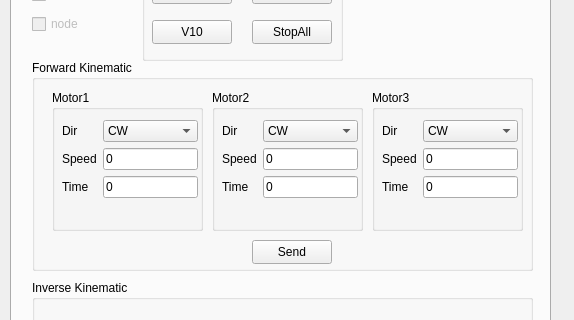
This is form.ui in Bakso14/pyqt_omniwheel as Qt 5 draws it before an edit; both pictures show x 0 to 574 and y 96 to 416 of the 574 by 631 pixel window. The edited form follows.
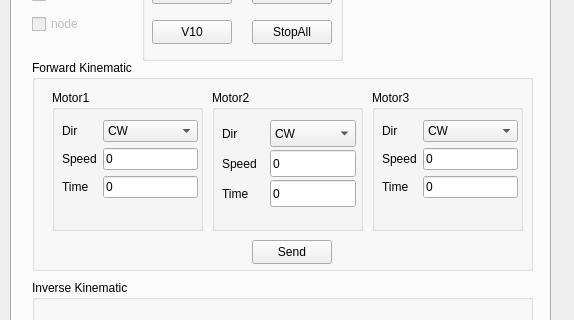
This is the edited form. The open tabs and pages were chosen to show the change.

Commit message: update_form_PC

The edit to the form file:
```diff
--- a/form.ui
+++ b/form.ui
@@ -343,25 +343,15 @@
        <property name="title">
         <string>Motor2</string>
        </property>
-       <widget class="QWidget" name="layoutWidget">
-        <property name="geometry">
-         <rect>
-          <x>10</x>
-          <y>30</y>
-          <width>136</width>
-          <height>95</height>
-         </rect>
-        </property>
-        <layout class="QFormLayout" name="formLayout_2">
-         <item row="0" column="0">
-          <widget class="QLabel" name="label_4">
-           <property name="text">
-            <string>Dir</string>
-           </property>
-          </widget>
-         </item>
-         <item row="0" column="1">
           <widget class="QComboBox" name="motor2_dir">
+        <property name="geometry">
+         <rect>
+          <x>58</x>
+          <y>30</y>
+          <width>86</width>
+          <height>27</height>
+         </rect>
+        </property>
            <item>
             <property name="text">
              <string>CW</string>
@@ -373,36 +363,70 @@
             </property>
            </item>
           </widget>
-         </item>
-         <item row="1" column="0">
+       <widget class="QLabel" name="label_4">
+        <property name="geometry">
+         <rect>
+          <x>10</x>
+          <y>30</y>
+          <width>20</width>
+          <height>27</height>
+         </rect>
+        </property>
+        <property name="text">
+         <string>Dir</string>
+        </property>
+       </widget>
           <widget class="QLabel" name="label_5">
+        <property name="geometry">
+         <rect>
+          <x>10</x>
+          <y>60</y>
+          <width>42</width>
+          <height>27</height>
+         </rect>
+        </property>
            <property name="text">
             <string>Speed</string>
            </property>
           </widget>
-         </item>
-         <item row="1" column="1">
           <widget class="QLineEdit" name="motor2_v">
+        <property name="geometry">
+         <rect>
+          <x>58</x>
+          <y>60</y>
+          <width>86</width>
+          <height>27</height>
+         </rect>
+        </property>
            <property name="text">
             <string>0</string>
            </property>
           </widget>
-         </item>
-         <item row="2" column="0">
           <widget class="QLabel" name="label_6">
+        <property name="geometry">
+         <rect>
+          <x>10</x>
+          <y>90</y>
+          <width>34</width>
+          <height>27</height>
+         </rect>
+        </property>
            <property name="text">
             <string>Time</string>
            </property>
           </widget>
-         </item>
-         <item row="2" column="1">
           <widget class="QLineEdit" name="motor2_t">
+        <property name="geometry">
+         <rect>
+          <x>58</x>
+          <y>90</y>
+          <width>86</width>
+          <height>27</height>
+         </rect>
+        </property>
            <property name="text">
             <string>0</string>
            </property>
-          </widget>
-         </item>
-        </layout>
        </widget>
       </widget>
       <widget class="QGroupBox" name="motor3">
```
Left out of the diff: 2 changed lines with no effect on the pictures. Lines whose indentation alone changed are shown as unchanged.
